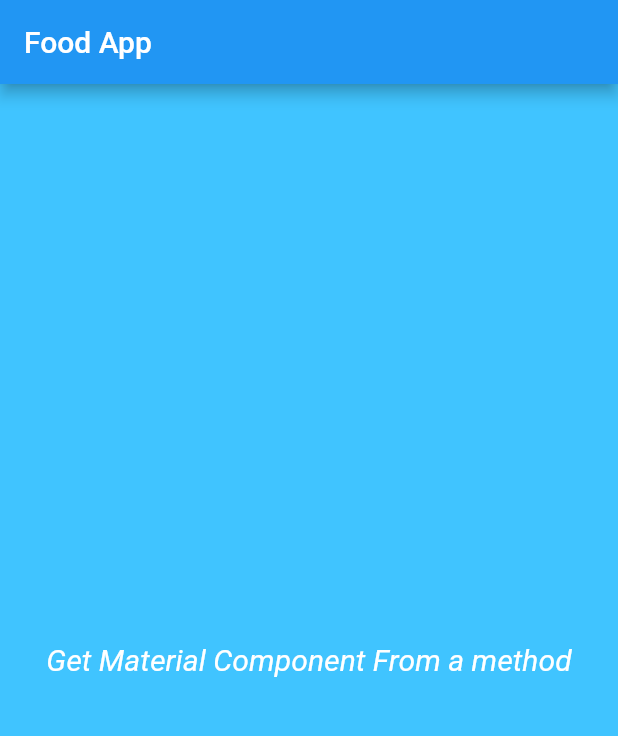
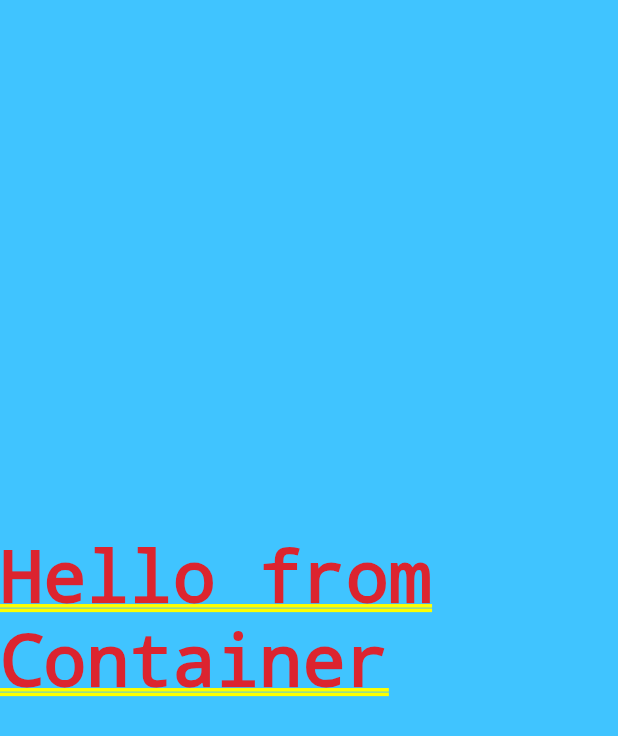
Before and after one commit to vikasmain/food_app_flutter, a Flutter app: the screen it shows after launch, on a phone screen of 412 x 824 dp. Shown: the top 736 px of the screen. Run offline on Flutter 3.47's test engine with Material 2 defaults, Android fonts, the phone set to English and light mode, and no system bars.

Commit message:
Add Container Widget in home screen

```diff
--- /dev/null
+++ b/lib/app_screens/home.dart
@@ -0,0 +1,11 @@
+import 'package:flutter/material.dart';
+
+class Home extends StatelessWidget {
+  @override
+  Widget build(BuildContext context) {
+    return Container(
+        color: Colors.lightBlueAccent,
+        alignment: Alignment.center,
+        child: Text("Hello from Container", textDirection: TextDirection.ltr));
+  }
+}
--- a/lib/main.dart
+++ b/lib/main.dart
@@ -1,4 +1,5 @@
 import 'package:flutter/material.dart';
+import 'app_screens/home.dart';
 
 void main() => runApp(MyFlutterAppComponent());
 
@@ -6,25 +7,8 @@ class MyFlutterAppComponent extends StatelessWidget {
   @override
   Widget build(BuildContext context) {
     return MaterialApp(
-        debugShowCheckedModeBanner: false, // to hide debugDialog
-        title: "Food App",
-        home: Scaffold(
-          appBar: AppBar(title: Text("Food App")),
-          body: Material(
-            // we can omit new in new dart version
-            color: Colors.lightBlueAccent,
-            child: Center(
-                child: Text(getTextForHomeScreen(),
-                    textDirection: TextDirection.rtl,
-                    style: TextStyle(
-                        color: Colors.white,
-                        fontSize: 20.0,
-                        fontStyle: FontStyle.italic))),
-          ),
-        ));
-  }
-
-  String getTextForHomeScreen() {
-    return "Get Material Component From a method";
+      title: "Food App",
+      home: Home(),
+    );
   }
 }
```
